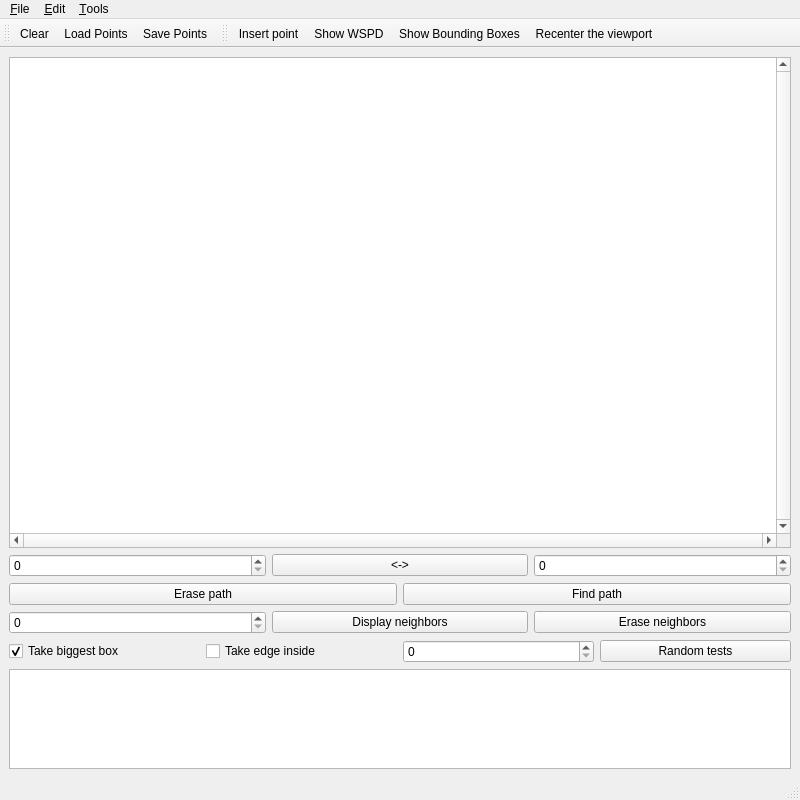
Old version of the form mainwindow.ui in the repository freud14/local-routing-wspd.
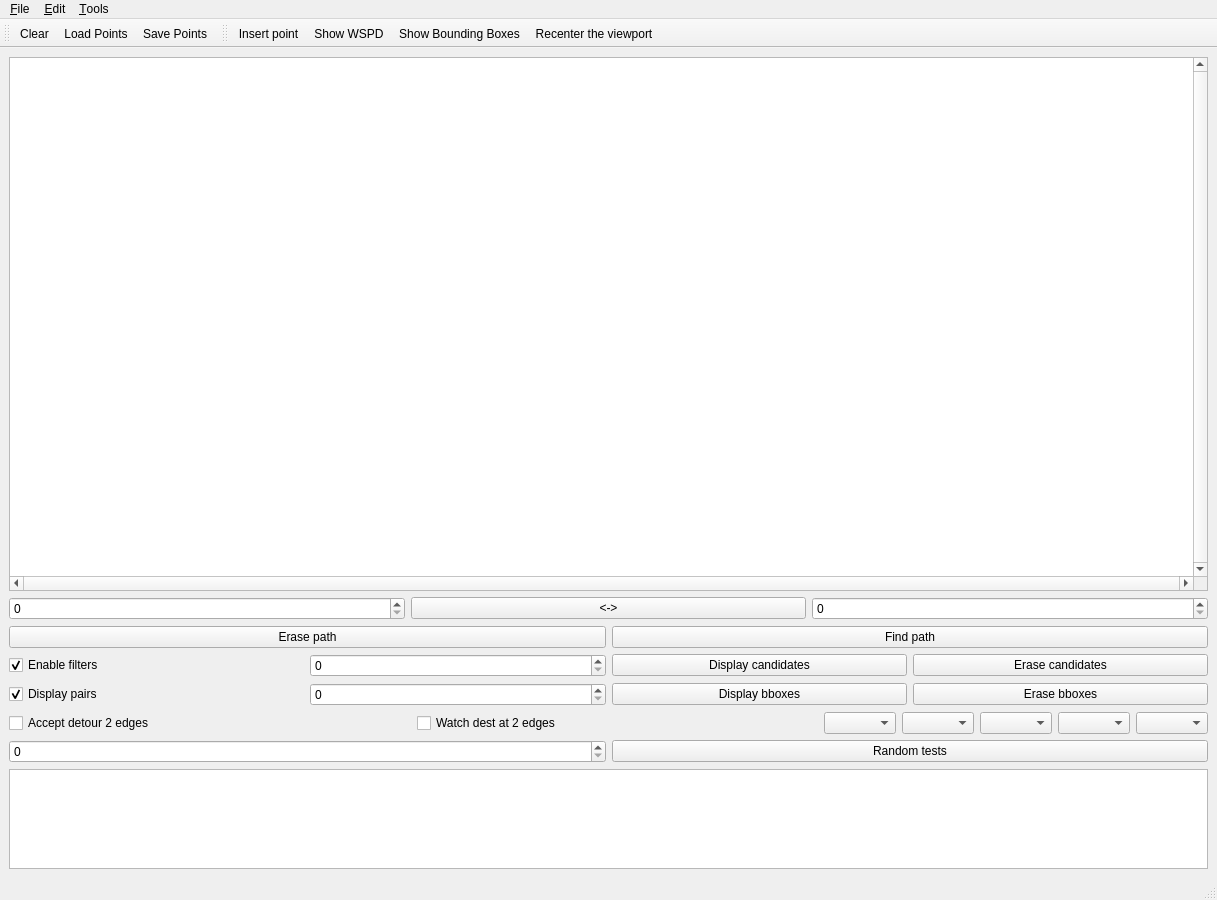
New version of the form. Icons and pictures are not drawn.

```diff
--- a/mainwindow.ui
+++ b/mainwindow.ui
@@ -6,8 +6,8 @@
    <rect>
     <x>0</x>
     <y>0</y>
-    <width>800</width>
-    <height>800</height>
+    <width>1217</width>
+    <height>900</height>
    </rect>
   </property>
   <property name="windowTitle">
@@ -72,20 +72,30 @@
     </item>
     <item row="3" column="0">
      <layout class="QHBoxLayout">
+      <item>
+       <widget class="QCheckBox" name="filtersCheck">
+        <property name="text">
+         <string>Enable filters</string>
+        </property>
+        <property name="checked">
+         <bool>true</bool>
+        </property>
+       </widget>
+      </item>
       <item>
        <widget class="QSpinBox" name="pointToDisplay"/>
       </item>
       <item>
        <widget class="QPushButton" name="displayNeighborsButton">
         <property name="text">
-         <string>Display neighbors</string>
+         <string>Display candidates</string>
         </property>
        </widget>
       </item>
       <item>
        <widget class="QPushButton" name="eraseNeighborsButton">
         <property name="text">
-         <string>Erase neighbors</string>
+         <string>Erase candidates</string>
         </property>
        </widget>
       </item>
@@ -96,7 +106,7 @@
       <item>
        <widget class="QCheckBox" name="biggestBoxCheck">
         <property name="text">
-         <string>Take biggest box</string>
+         <string>Display pairs</string>
         </property>
         <property name="checked">
          <bool>true</bool>
@@ -104,12 +114,100 @@
        </widget>
       </item>
       <item>
-       <widget class="QCheckBox" name="edgeInsideCheck">
+       <widget class="QSpinBox" name="bboxesToDisplay"/>
+      </item>
+      <item>
+       <widget class="QPushButton" name="displayBboxesButton">
         <property name="text">
-         <string>Take edge inside</string>
+         <string>Display bboxes</string>
         </property>
        </widget>
       </item>
+      <item>
+       <widget class="QPushButton" name="eraseBboxesButton">
+        <property name="text">
+         <string>Erase bboxes</string>
+        </property>
+       </widget>
+      </item>
+     </layout>
+    </item>
+    <item row="5" column="0">
+     <layout class="QHBoxLayout" name="filtersSelectionLayout">
+      <item>
+       <widget class="QCheckBox" name="detourTwoEdgesCheck">
+        <property name="text">
+         <string>Accept detour 2 edges</string>
+        </property>
+        <property name="checked">
+         <bool>false</bool>
+        </property>
+       </widget>
+      </item>
+      <item>
+       <widget class="QCheckBox" name="watch2EdgesCheck">
+        <property name="text">
+         <string>Watch dest at 2 edges</string>
+        </property>
+        <property name="checked">
+         <bool>false</bool>
+        </property>
+       </widget>
+      </item>
+      <item>
+       <widget class="QComboBox" name="initFilterList">
+        <property name="sizePolicy">
+         <sizepolicy hsizetype="Fixed" vsizetype="Fixed">
+          <horstretch>0</horstretch>
+          <verstretch>0</verstretch>
+         </sizepolicy>
+        </property>
+       </widget>
+      </item>
+      <item>
+       <widget class="QComboBox" name="secondFilterList">
+        <property name="sizePolicy">
+         <sizepolicy hsizetype="Fixed" vsizetype="Fixed">
+          <horstretch>0</horstretch>
+          <verstretch>0</verstretch>
+         </sizepolicy>
+        </property>
+       </widget>
+      </item>
+      <item>
+       <widget class="QComboBox" name="thirdFilterList">
+        <property name="sizePolicy">
+         <sizepolicy hsizetype="Fixed" vsizetype="Fixed">
+          <horstretch>0</horstretch>
+          <verstretch>0</verstretch>
+         </sizepolicy>
+        </property>
+       </widget>
+      </item>
+      <item>
+       <widget class="QComboBox" name="fourthFilterList">
+        <property name="sizePolicy">
+         <sizepolicy hsizetype="Fixed" vsizetype="Fixed">
+          <horstretch>0</horstretch>
+          <verstretch>0</verstretch>
+         </sizepolicy>
+        </property>
+       </widget>
+      </item>
+      <item>
+       <widget class="QComboBox" name="fifthFilterList">
+        <property name="sizePolicy">
+         <sizepolicy hsizetype="Fixed" vsizetype="Fixed">
+          <horstretch>0</horstretch>
+          <verstretch>0</verstretch>
+         </sizepolicy>
+        </property>
+       </widget>
+      </item>
+     </layout>
+    </item>
+    <item row="6" column="0">
+     <layout class="QHBoxLayout">
       <item>
        <widget class="QSpinBox" name="numberPointsTests"/>
       </item>
@@ -122,7 +220,7 @@
       </item>
      </layout>
     </item>
-    <item row="5" column="0">
+    <item row="7" column="0">
      <widget class="QTextEdit" name="results">
       <property name="maximumSize">
        <size>
@@ -172,7 +270,7 @@
     <rect>
      <x>0</x>
      <y>0</y>
-     <width>800</width>
+     <width>1217</width>
      <height>25</height>
     </rect>
    </property>
```
Left out of the diff: 6 changed lines with no effect on the pictures.
